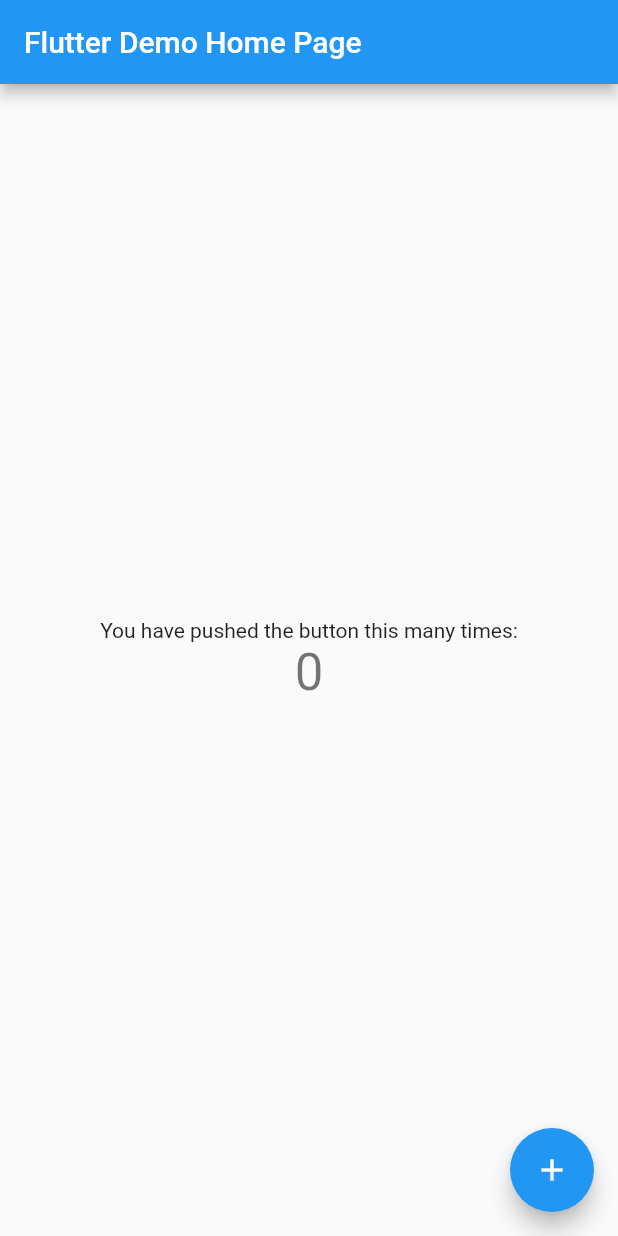
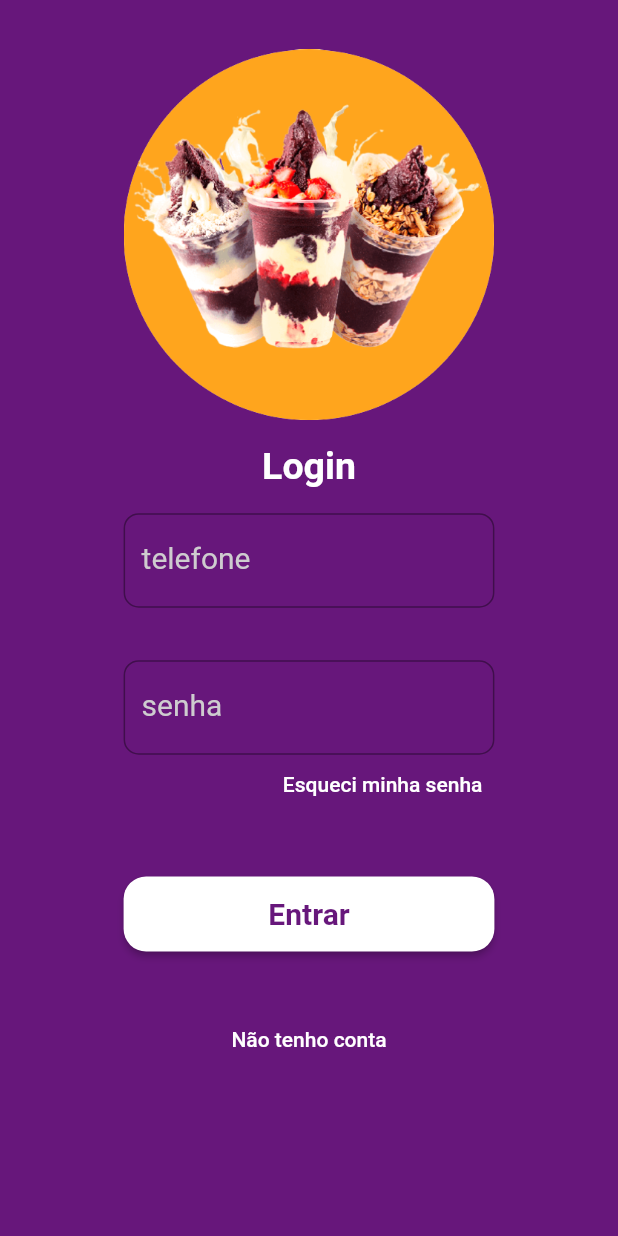
Before and after one commit to viktorsht/AcaiFrontEnd, a Flutter app: the screen it shows after launch, on a phone screen of 412 x 824 dp. Run offline on Flutter 3.47's test engine with Material 2 defaults, Android fonts, the phone set to English and light mode, and no system bars; Roboto replaces fonts that are missing (Nunito Sans).

Commit message:
Iniciando arquitetura e login

```diff
--- a/lib/main.dart
+++ b/lib/main.dart
@@ -1,115 +1,7 @@
+import 'package:intl/date_symbol_data_local.dart';
 import 'package:flutter/material.dart';
 
+import 'src/app.dart';
 void main() {
-  runApp(const MyApp());
+  initializeDateFormatting().then((_) => runApp(const App()));
 }
-
-class MyApp extends StatelessWidget {
-  const MyApp({super.key});
-
-  // This widget is the root of your application.
-  @override
-  Widget build(BuildContext context) {
-    return MaterialApp(
-      title: 'Flutter Demo',
-      theme: ThemeData(
-        // This is the theme of your application.
-        //
-        // Try running your application with "flutter run". You'll see the
-        // application has a blue toolbar. Then, without quitting the app, try
-        // changing the primarySwatch below to Colors.green and then invoke
-        // "hot reload" (press "r" in the console where you ran "flutter run",
-        // or simply save your changes to "hot reload" in a Flutter IDE).
-        // Notice that the counter didn't reset back to zero; the application
-        // is not restarted.
-        primarySwatch: Colors.blue,
-      ),
-      home: const MyHomePage(title: 'Flutter Demo Home Page'),
-    );
-  }
-}
-
-class MyHomePage extends StatefulWidget {
-  const MyHomePage({super.key, required this.title});
-
-  // This widget is the home page of your application. It is stateful, meaning
-  // that it has a State object (defined below) that contains fields that affect
-  // how it looks.
-
-  // This class is the configuration for the state. It holds the values (in this
-  // case the title) provided by the parent (in this case the App widget) and
-  // used by the build method of the State. Fields in a Widget subclass are
-  // always marked "final".
-
-  final String title;
-
-  @override
-  State<MyHomePage> createState() => _MyHomePageState();
-}
-
-class _MyHomePageState extends State<MyHomePage> {
-  int _counter = 0;
-
-  void _incrementCounter() {
-    setState(() {
-      // This call to setState tells the Flutter framework that something has
-      // changed in this State, which causes it to rerun the build method below
-      // so that the display can reflect the updated values. If we changed
-      // _counter without calling setState(), then the build method would not be
-      // called again, and so nothing would appear to happen.
-      _counter++;
-    });
-  }
-
-  @override
-  Widget build(BuildContext context) {
-    // This method is rerun every time setState is called, for instance as done
-    // by the _incrementCounter method above.
-    //
-    // The Flutter framework has been optimized to make rerunning build methods
-    // fast, so that you can just rebuild anything that needs updating rather
-    // than having to individually change instances of widgets.
-    return Scaffold(
-      appBar: AppBar(
-        // Here we take the value from the MyHomePage object that was created by
-        // the App.build method, and use it to set our appbar title.
-        title: Text(widget.title),
-      ),
-      body: Center(
-        // Center is a layout widget. It takes a single child and positions it
-        // in the middle of the parent.
-        child: Column(
-          // Column is also a layout widget. It takes a list of children and
-          // arranges them vertically. By default, it sizes itself to fit its
-          // children horizontally, and tries to be as tall as its parent.
-          //
-          // Invoke "debug painting" (press "p" in the console, choose the
-          // "Toggle Debug Paint" action from the Flutter Inspector in Android
-          // Studio, or the "Toggle Debug Paint" command in Visual Studio Code)
-          // to see the wireframe for each widget.
-          //
-          // Column has various properties to control how it sizes itself and
-          // how it positions its children. Here we use mainAxisAlignment to
-          // center the children vertically; the main axis here is the vertical
-          // axis because Columns are vertical (the cross axis would be
-          // horizontal).
-          mainAxisAlignment: MainAxisAlignment.center,
-          children: <Widget>[
-            const Text(
-              'You have pushed the button this many times:',
-            ),
-            Text(
-              '$_counter',
-              style: Theme.of(context).textTheme.headlineMedium,
-            ),
-          ],
-        ),
-      ),
-      floatingActionButton: FloatingActionButton(
-        onPressed: _incrementCounter,
-        tooltip: 'Increment',
-        child: const Icon(Icons.add),
-      ), // This trailing comma makes auto-formatting nicer for build methods.
-    );
-  }
-}
--- /dev/null
+++ b/lib/src/app.dart
@@ -0,0 +1,17 @@
+import 'package:app/src/views/login.dart';
+import 'package:flutter/material.dart';
+import 'infra/utils/theme/app_theme.dart';
+
+class App extends StatelessWidget {
+  const App({super.key});
+
+  @override
+  Widget build(BuildContext context) {
+    return MaterialApp(
+      title: 'Açai',
+      debugShowCheckedModeBanner: false,
+      theme: AppTheme.theme,
+      home: const LoginApp(),
+    );
+  }
+}
--- /dev/null
+++ b/lib/src/infra/api.dart
@@ -0,0 +1,4 @@
+class DataApi {
+  static String myIp = '10.0.0.16:8000';
+  static String urlBaseApi = 'http://$myIp/api/';
+}
--- /dev/null
+++ b/lib/src/infra/utils/button/app_buttons.dart
@@ -0,0 +1,34 @@
+import 'package:flutter/material.dart';
+
+import '../color/app_colors.dart';
+
+class ButtonApp{
+
+  static ButtonStyle themeButtonAppPrimary = ElevatedButton.styleFrom(
+      backgroundColor: AppColors.primaryColorApp,
+      minimumSize: const Size(130, 50),
+      padding: const EdgeInsets.symmetric(horizontal: 30),
+      shape: const RoundedRectangleBorder(
+        borderRadius: BorderRadius.all(Radius.circular(15)),
+      ),
+    );
+
+  static ButtonStyle themeButtonAppSecundary = ElevatedButton.styleFrom(
+      backgroundColor: AppColors.secundaryColorApp,
+      minimumSize: const Size(100, 50),
+      padding: const EdgeInsets.symmetric(horizontal: 30, vertical: 20.0),
+      shape: const RoundedRectangleBorder(
+        borderRadius: BorderRadius.all(Radius.circular(15)),
+      ),
+    );
+
+  static ButtonStyle themeButtonSmall = ElevatedButton.styleFrom(
+      backgroundColor: AppColors.secundaryColorApp,
+      minimumSize: const Size(100, 40),
+    );
+
+  static ButtonStyle themeButtonViewUpdate = ElevatedButton.styleFrom(
+      backgroundColor: AppColors.secundaryColorApp,
+      padding: const EdgeInsets.symmetric(horizontal: 30),
+    );
+}
--- /dev/null
+++ b/lib/src/infra/utils/color/app_colors.dart
@@ -0,0 +1,10 @@
+import 'package:flutter/material.dart';
+
+class AppColors {
+  static const Color primaryColorApp = Color.fromRGBO(255, 255, 255, 1);
+  static const Color secundaryColorApp = Color.fromRGBO(103, 23, 123, 1);
+  static const Color yellowColorApp = Color.fromRGBO(252, 165, 29, 1);
+  static const Color grayColorApp = Color.fromRGBO(206, 204, 207, 1);
+  static const Color grayTextColorApp = Color.fromRGBO(83, 81, 84, 1);
+  static const Color blackColorApp = Color.fromRGBO(0, 0, 0, 1);
+}
--- /dev/null
+++ b/lib/src/infra/utils/theme/app_theme.dart
@@ -0,0 +1,9 @@
+import 'package:flutter/material.dart';
+import '../color/app_colors.dart';
+
+class AppTheme{
+  static ThemeData get theme => ThemeData(
+    fontFamily: 'Nunito Sans',
+    primaryColor: AppColors.primaryColorApp,
+  );
+}
--- /dev/null
+++ b/lib/src/views/login.dart
@@ -0,0 +1,136 @@
+import 'package:app/src/infra/utils/color/app_colors.dart';
+import 'package:flutter/material.dart';
+
+import '../infra/utils/button/app_buttons.dart';
+
+class LoginApp extends StatefulWidget {
+  const LoginApp({super.key});
+
+  @override
+  State<LoginApp> createState() => _LoginAppState();
+}
+
+class _LoginAppState extends State<LoginApp> {
+
+  final _fromKey = GlobalKey<FormState>();
+  final _telefoneController = TextEditingController();
+  final _senhaController = TextEditingController();
+
+  @override
+  Widget build(BuildContext context) {
+
+    var width = MediaQuery.of(context).size.width;
+    var height = MediaQuery.of(context).size.height;
+    var image =  SizedBox(
+                width: width * 0.5,
+                height: height * 0.3,
+                child: Image.asset('assets/home.png'),
+              );
+
+    return Scaffold(
+      backgroundColor: AppColors.secundaryColorApp,
+      body: Form(
+        key: _fromKey,
+        child: ListView(
+          padding: EdgeInsets.only(left: width * 0.2, right: width * 0.2, top: width * .08),
+          children: <Widget>[
+            image,
+            SizedBox(height: height * 0.02),
+            const Center(
+              child: Text(
+                'Login',
+                style: TextStyle(
+                  fontWeight: FontWeight.bold,
+                  fontSize: 25,
+                  color: AppColors.primaryColorApp,
+                )
+              ),
+            ),
+            SizedBox(height: height * 0.02),
+            TextFormField(
+              controller: _telefoneController,
+              keyboardType: TextInputType.phone,
+              decoration: InputDecoration(
+                border: OutlineInputBorder(borderRadius: BorderRadius.circular(10.0)),
+                labelText: "telefone",
+                labelStyle: const TextStyle(
+                  color: AppColors.grayColorApp,
+                  fontWeight: FontWeight.w400,
+                  fontSize: 20,
+                  ),
+              ),
+              style: const TextStyle(fontSize: 20, color: AppColors.primaryColorApp),
+              validator: (login){
+                if(login == null || login.isEmpty){
+                  return 'login vazio!';
+                }else{
+                return null;
+                }
+              }
+            ),
+            const SizedBox(height: 35,),
+            TextFormField(
+              controller: _senhaController,
+              keyboardType: TextInputType.number,
+              obscureText: true,
+              decoration: InputDecoration(
+                labelText: "senha",
+                border: OutlineInputBorder(borderRadius: BorderRadius.circular(10.0)),
+                labelStyle: const TextStyle(
+                  color: AppColors.grayColorApp,
+                  fontWeight: FontWeight.w400,
+                  fontSize: 20,
+                  ),
+              ),
+              style: const TextStyle(fontSize: 20, color: AppColors.primaryColorApp),
+              validator: (senha){
+                if(senha == null || senha.isEmpty){
+                  return 'senha vazia!';
+                }else{
+                return null;
+                }
+              }
+            ),
+            Container(
+              height: 40,
+              alignment: Alignment.centerRight,
+              child: TextButton(
+                style: ButtonStyle(
+                  foregroundColor: MaterialStateProperty.all<Color>(AppColors.primaryColorApp),
+                ),
+                child: const Text(
+                  "Esqueci minha senha",
+                  textAlign: TextAlign.right,
+                ),
+                onPressed: () {
+                },
+              ),
+            ),
+            SizedBox(height: height * 0.05,),
+            ElevatedButton(
+              style: ButtonApp.themeButtonAppPrimary,
+              child: const Text('Entrar',style: TextStyle(
+                fontSize: 20,
+                color: AppColors.secundaryColorApp,
+                fontWeight: FontWeight.bold
+                )
+              ),
+              onPressed: () {
+
+              },
+            ),
+            const SizedBox(height: 35,),
+            TextButton(
+              style: ButtonStyle(
+                foregroundColor: MaterialStateProperty.all<Color>(AppColors.primaryColorApp),
+              ),
+              onPressed: () {
+              },
+              child: const Text('Não tenho conta',),
+            ),
+          ],
+        ),
+      )
+    );
+  }
+}
```
Also changed, not shown: pubspec.yaml (+5 -2 lines), assets/home.png (added), assets/logo.png (added), lib/src/controllers/controller_user.dart (added), lib/src/models/models_user.dart (added), pubspec.lock, 1 other file.
